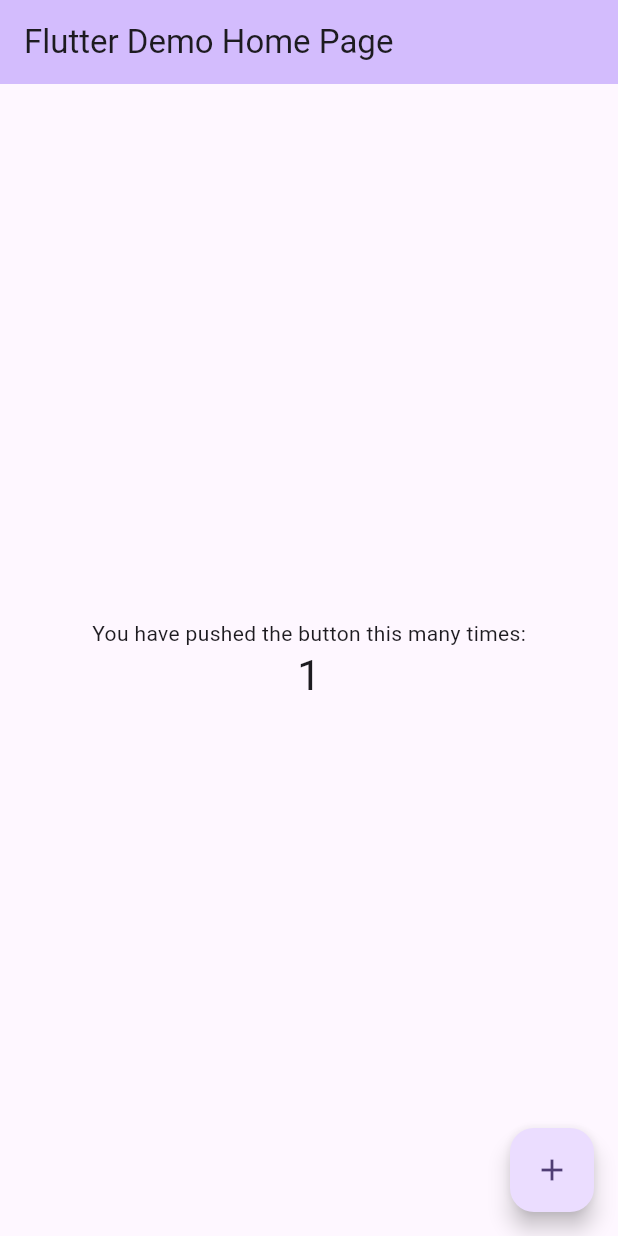
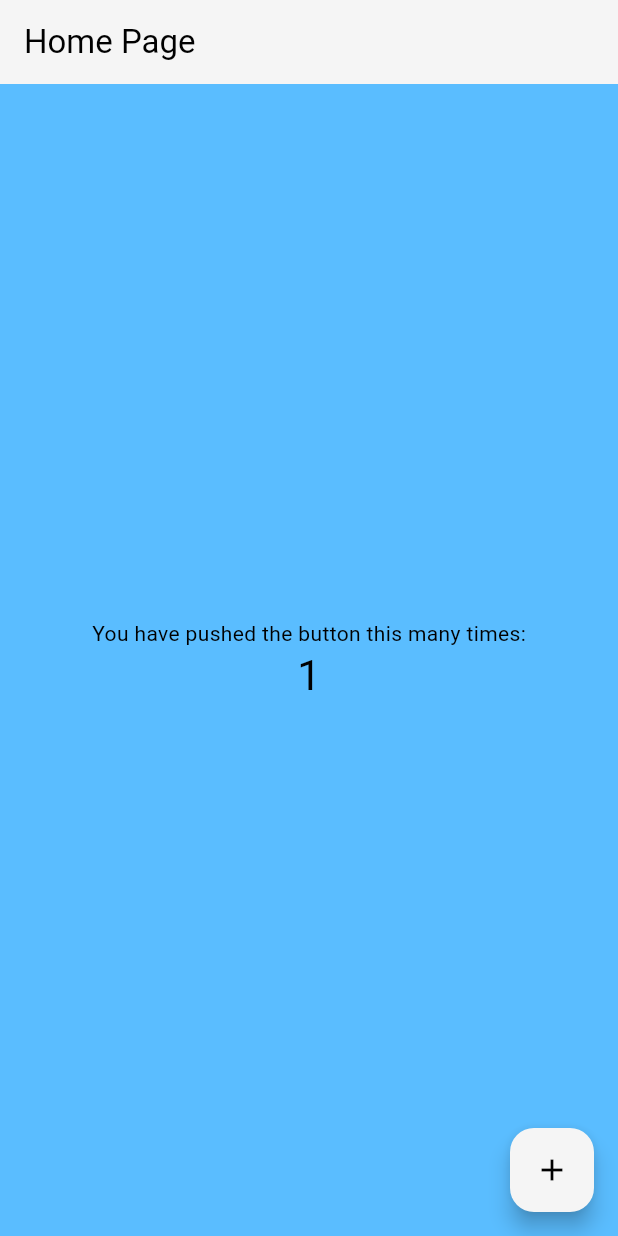
Before and after one commit to gannashalaby/my-trainings, a Flutter app: the screen it shows after launch, after a tap on the "add" icon, on a phone screen of 412 x 824 dp. Run offline on Flutter 3.47's test engine with Material 3 defaults, Android fonts, the phone set to English and light mode, and no system bars; our stand-ins replace flutter_redux, redux.

Commit message:
some global custom colors practicings

```diff
--- /dev/null
+++ b/ecommerce_redux_thunk/lib/constans/colors.dart
@@ -0,0 +1,9 @@
+import 'package:flutter/material.dart';
+
+class CustomColors {
+  static const Color bodyColor = Color.fromARGB(255, 90, 189, 255);
+  static const Color backgroundColor = Color(0xFFF5F5F5);
+  static const Color textColor = Color.fromARGB(255, 0, 0, 0);
+  static const Color successColor = Color.fromARGB(255, 7, 11, 255);
+  static const Color errorColor = Color(0xFFB00020);
+}
--- a/ecommerce_redux_thunk/lib/main.dart
+++ b/ecommerce_redux_thunk/lib/main.dart
@@ -1,51 +1,42 @@
+import 'package:ecommerce_redux_thunk/constans/colors.dart';
 import 'package:flutter/material.dart';
 
 void main() {
-  runApp(const MyApp());
+  runApp(const ecommerceThunk());
 }
 
-class MyApp extends StatelessWidget {
-  const MyApp({super.key});
+class ecommerceThunk extends StatelessWidget {
+  const ecommerceThunk({super.key});
 
-  // This widget is the root of your application.
   @override
   Widget build(BuildContext context) {
     return MaterialApp(
-      title: 'Flutter Demo',
+      debugShowCheckedModeBanner: false,
+      title: 'E-Commerce Thunk',
       theme: ThemeData(
-        // This is the theme of your application.
-        //
-        // TRY THIS: Try running your application with "flutter run". You'll see
-        // the application has a purple toolbar. Then, without quitting the app,
-        // try changing the seedColor in the colorScheme below to Colors.green
-        // and then invoke "hot reload" (save your changes or press the "hot
-        // reload" button in a Flutter-supported IDE, or press "r" if you used
-        // the command line to start the app).
-        //
-        // Notice that the counter didn't reset back to zero; the application
-        // state is not lost during the reload. To reset the state, use hot
-        // restart instead.
-        //
-        // This works for code too, not just values: Most code changes can be
-        // tested with just a hot reload.
-        colorScheme: ColorScheme.fromSeed(seedColor: Colors.deepPurple),
+        colorScheme: ColorScheme(
+          primary: CustomColors.bodyColor,//
+          primaryContainer: CustomColors.backgroundColor,
+          secondary: CustomColors.successColor,//
+          // secondaryContainer: CustomColors.successColor,
+          // background: CustomColors.bodyColor,
+          surface: CustomColors.bodyColor,
+          error: CustomColors.errorColor,//
+          onPrimary: CustomColors.textColor,
+          onSecondary: Colors.black,//
+          // onBackground: CustomColors.textColor,
+          onSurface: CustomColors.textColor,
+          onError: Colors.white,//
+          brightness: Brightness.light,
+        ),
       ),
-      home: const MyHomePage(title: 'Flutter Demo Home Page'),
+      home: const MyHomePage(title: 'Home Page'),
     );
   }
 }
 
 class MyHomePage extends StatefulWidget {
   const MyHomePage({super.key, required this.title});
-
-  // This widget is the home page of your application. It is stateful, meaning
-  // that it has a State object (defined below) that contains fields that affect
-  // how it looks.
-
-  // This class is the configuration for the state. It holds the values (in this
-  // case the title) provided by the parent (in this case the App widget) and
-  // used by the build method of the State. Fields in a Widget subclass are
-  // always marked "final".
 
   final String title;
 
@@ -58,50 +49,19 @@ class _MyHomePageState extends State<MyHomePage> {
 
   void _incrementCounter() {
     setState(() {
-      // This call to setState tells the Flutter framework that something has
-      // changed in this State, which causes it to rerun the build method below
-      // so that the display can reflect the updated values. If we changed
-      // _counter without calling setState(), then the build method would not be
-      // called again, and so nothing would appear to happen.
       _counter++;
     });
   }
 
   @override
   Widget build(BuildContext context) {
-    // This method is rerun every time setState is called, for instance as done
-    // by the _incrementCounter method above.
-    //
-    // The Flutter framework has been optimized to make rerunning build methods
-    // fast, so that you can just rebuild anything that needs updating rather
-    // than having to individually change instances of widgets.
     return Scaffold(
       appBar: AppBar(
-        // TRY THIS: Try changing the color here to a specific color (to
-        // Colors.amber, perhaps?) and trigger a hot reload to see the AppBar
-        // change color while the other colors stay the same.
-        backgroundColor: Theme.of(context).colorScheme.inversePrimary,
-        // Here we take the value from the MyHomePage object that was created by
-        // the App.build method, and use it to set our appbar title.
+        backgroundColor: CustomColors.backgroundColor,
         title: Text(widget.title),
       ),
       body: Center(
-        // Center is a layout widget. It takes a single child and positions it
-        // in the middle of the parent.
         child: Column(
-          // Column is also a layout widget. It takes a list of children and
-          // arranges them vertically. By default, it sizes itself to fit its
-          // children horizontally, and tries to be as tall as its parent.
-          //
-          // Column has various properties to control how it sizes itself and
-          // how it positions its children. Here we use mainAxisAlignment to
-          // center the children vertically; the main axis here is the vertical
-          // axis because Columns are vertical (the cross axis would be
-          // horizontal).
-          //
-          // TRY THIS: Invoke "debug painting" (choose the "Toggle Debug Paint"
-          // action in the IDE, or press "p" in the console), to see the
-          // wireframe for each widget.
           mainAxisAlignment: MainAxisAlignment.center,
           children: <Widget>[
             const Text('You have pushed the button this many times:'),
@@ -116,9 +76,10 @@ class _MyHomePageState extends State<MyHomePage> {
         onPressed: _incrementCounter,
         tooltip: 'Increment',
         child: const Icon(Icons.add),
-      ), // This trailing comma makes auto-formatting nicer for build methods.
+      ),
     );
   }
 }
 //Refrences:
 // 1. https://www.geeksforgeeks.org/what-is-the-use-of-middleware-redux-thunk/ (until Steps to Setup of Redux with Thunk)
+// 2. https://github.com/rashidwassan/flutter-ecommerce-app-ui/tree/main
```
Also changed, not shown: 1 other file.
